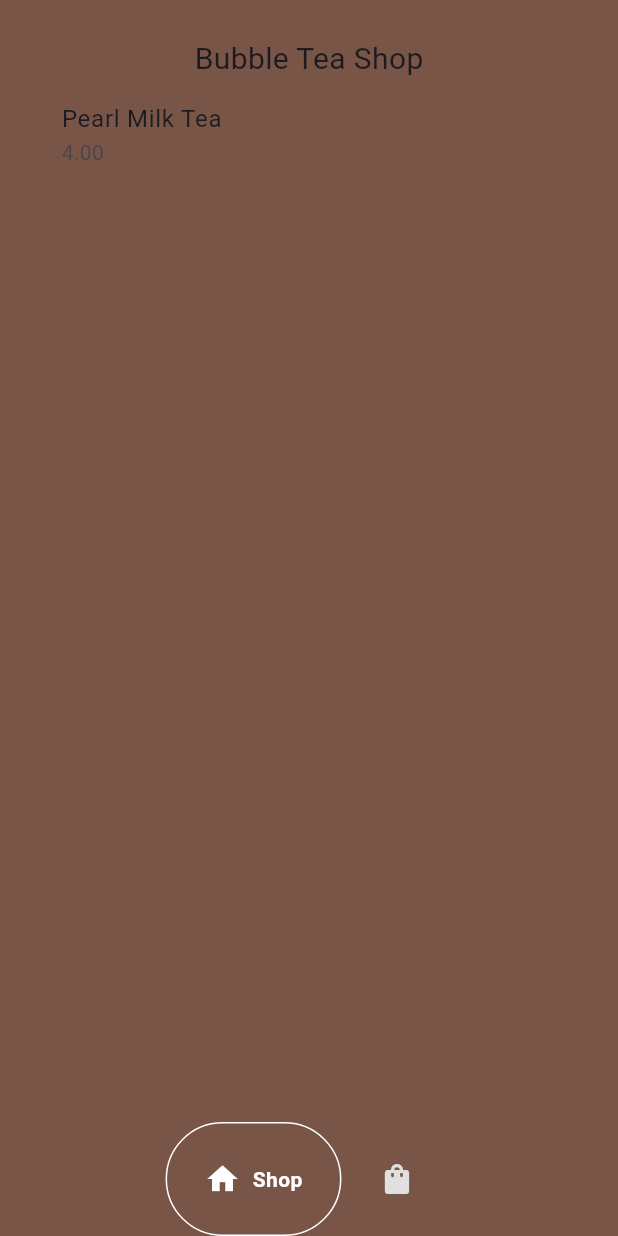
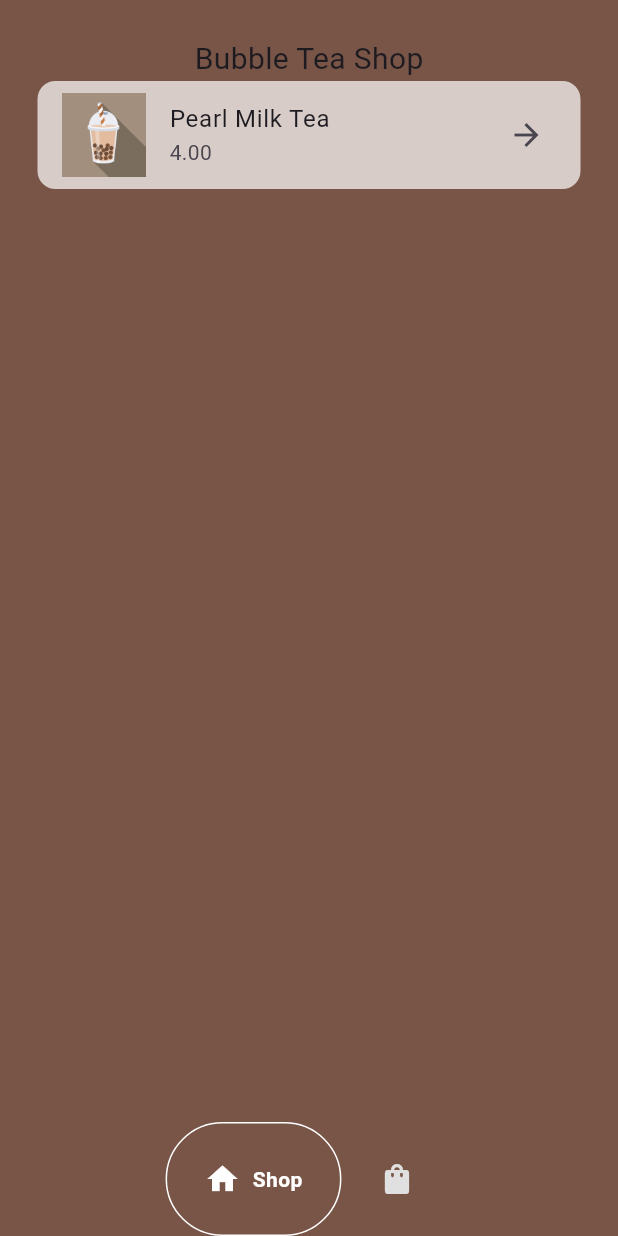
Before and after one commit to aliyafthh/upskilling-repo, a Flutter app: the screen it shows after launch, on a phone screen of 412 x 824 dp. Run offline on Flutter 3.47's test engine with Material 3 defaults, Android fonts, the light colour scheme and no system bars; drawn by our look-alikes of google_nav_bar.

Commit message:
[Flutter][Boba] - create drink tile component

```diff
--- /dev/null
+++ b/bubble_tea_app/lib/components/drink_tile.dart
@@ -0,0 +1,26 @@
+import 'package:bubble_tea_app/models/drink.dart';
+import 'package:flutter/material.dart';
+
+class DrinkTile extends StatelessWidget {
+  final Drink drink;
+  void Function()? onTap;
+
+  DrinkTile({super.key, required this.drink, required this.onTap});
+
+  @override
+  Widget build(BuildContext context) {
+    return GestureDetector(
+      onTap: onTap,
+      child: Container(
+        decoration: BoxDecoration(
+            color: Colors.brown[100], borderRadius: BorderRadius.circular(12)),
+        child: ListTile(
+          title: Text(drink.name),
+          subtitle: Text(drink.price),
+          leading: Image.asset(drink.imagePath),
+          trailing: Icon(Icons.arrow_forward),
+        ),
+      ),
+    );
+  }
+}
--- a/bubble_tea_app/lib/models/shop.dart
+++ b/bubble_tea_app/lib/models/shop.dart
@@ -5,13 +5,11 @@ class BubbleTeaShop extends ChangeNotifier {
 
   //list of drinks for sale
   final List<Drink> _shop = [
-    Drink(name:"Pearl Milk Tea",price: "4.00", imagePath: "lib/images/milk-tea.png")
+    Drink(name:"Pearl Milk Tea",price: "4.00", imagePath: "lib/images/milk-tea.jpg")
   ];
 
   //list of drinks in users cart
-    final List<Drink> _userCart = [
-    Drink(name:"Pearl Milk Tea",price: "4.00", imagePath: "lib/images/milk-tea.png")
-  ];
+    final List<Drink> _userCart = [];
 
   //get drinks for sale
    List<Drink> get shop => _shop;
--- a/bubble_tea_app/lib/pages/shop_page.dart
+++ b/bubble_tea_app/lib/pages/shop_page.dart
@@ -1,5 +1,7 @@
+import 'package:bubble_tea_app/components/drink_tile.dart';
 import 'package:bubble_tea_app/models/drink.dart';
 import 'package:bubble_tea_app/models/shop.dart';
+import 'package:bubble_tea_app/pages/order_page.dart';
 import 'package:flutter/material.dart';
 import 'package:provider/provider.dart';
 
@@ -11,6 +13,11 @@ class ShopPage extends StatefulWidget {
 }
 
 class _ShopPageState extends State<ShopPage> {
+  void goToOrderPage(Drink drink) {
+    Navigator.push(
+        context, MaterialPageRoute(builder: (context) => OrderPage()));
+  }
+
   @override
   Widget build(BuildContext context) {
     return Consumer<BubbleTeaShop>(
@@ -28,12 +35,13 @@ class _ShopPageState extends State<ShopPage> {
             //list of drinks for sale
             Expanded(
                 child: ListView.builder(
-                  itemCount: value.shop.length,
+              itemCount: value.shop.length,
               itemBuilder: (context, index) {
                 Drink individualDrink = value.shop[index];
-                return ListTile(
-                title: Text(individualDrink.name),subtitle: Text(individualDrink.price),
-              );
+                return DrinkTile(
+                  drink: individualDrink,
+                  onTap: () => goToOrderPage(individualDrink),
+                );
               },
             ))
           ],
```
Also changed, not shown: bubble_tea_app/lib/pages/order_page.dart (added, +15 -0 lines).
